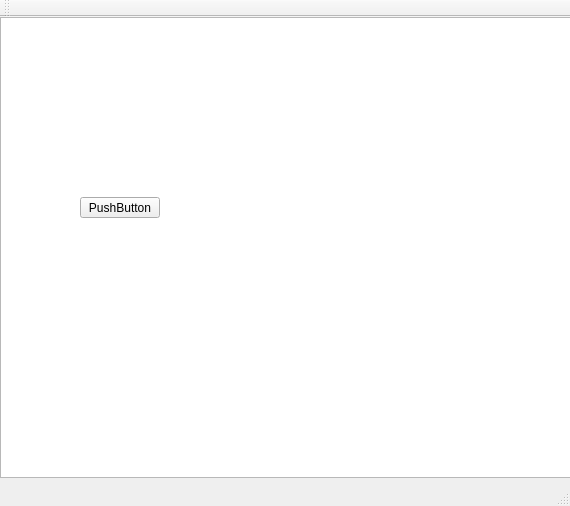
Qt form chessboardwindow.ui (eviallet/eChess) before a commit.
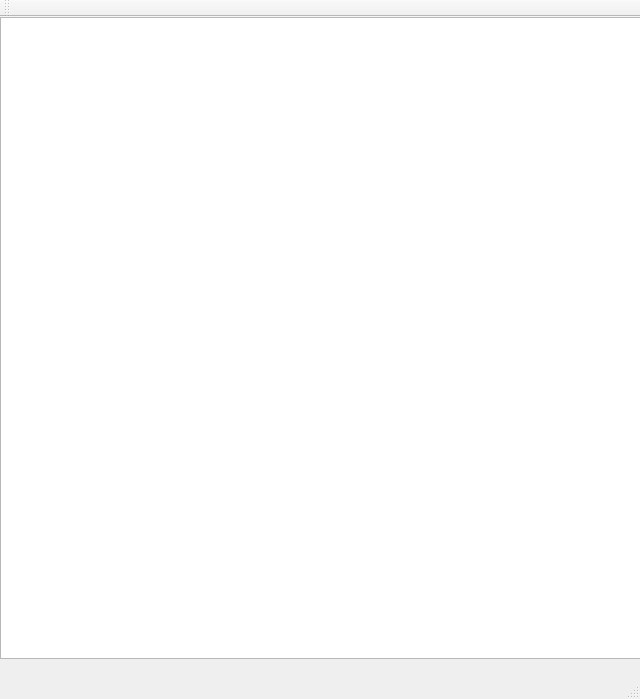
The same form after that commit.

```diff
--- a/chessboardwindow.ui
+++ b/chessboardwindow.ui
@@ -6,8 +6,8 @@
    <rect>
     <x>0</x>
     <y>0</y>
-    <width>570</width>
-    <height>506</height>
+    <width>640</width>
+    <height>699</height>
    </rect>
   </property>
   <property name="windowTitle">
@@ -19,24 +19,11 @@
      <rect>
       <x>0</x>
       <y>0</y>
-      <width>571</width>
-      <height>461</height>
+      <width>642</width>
+      <height>642</height>
      </rect>
     </property>
    </widget>
-   <widget class="QPushButton" name="pushButton">
-    <property name="geometry">
-     <rect>
-      <x>80</x>
-      <y>180</y>
-      <width>80</width>
-      <height>21</height>
-     </rect>
-    </property>
-    <property name="text">
-     <string>PushButton</string>
-    </property>
-   </widget>
   </widget>
   <widget class="QMenuBar" name="menuBar">
    <property name="geometry">
```
Left out of the diff: 2 changed lines with no effect on the pictures.
